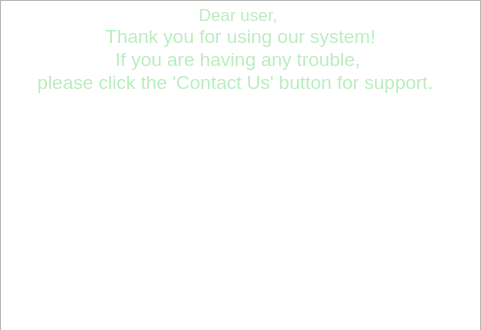
Old version of the form helpbutton.ui in the repository Ling2251/CS1C-NFL_Porject.
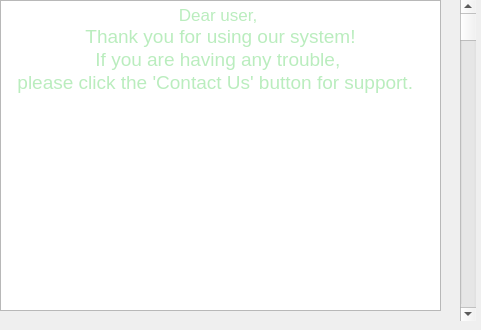
New version of the form.

Diff of the .ui file:
```diff
--- a/helpbutton.ui
+++ b/helpbutton.ui
@@ -18,19 +18,32 @@
     <rect>
      <x>0</x>
      <y>0</y>
-     <width>481</width>
-     <height>331</height>
+     <width>441</width>
+     <height>311</height>
     </rect>
    </property>
    <property name="html">
     <string>&lt;!DOCTYPE HTML PUBLIC &quot;-//W3C//DTD HTML 4.0//EN&quot; &quot;http://www.w3.org/TR/REC-html40/strict.dtd&quot;&gt;
 &lt;html&gt;&lt;head&gt;&lt;meta name=&quot;qrichtext&quot; content=&quot;1&quot; /&gt;&lt;style type=&quot;text/css&quot;&gt;
 p, li { white-space: pre-wrap; }
-&lt;/style&gt;&lt;/head&gt;&lt;body style=&quot; font-family:'.AppleSystemUIFont'; font-size:13pt; font-weight:400; font-style:normal;&quot;&gt;
-&lt;p align=&quot;center&quot; style=&quot; margin-top:0px; margin-bottom:0px; margin-left:0px; margin-right:0px; -qt-block-indent:0; text-indent:0px;&quot;&gt;&lt;span style=&quot; color:#baedbe;&quot;&gt;Dear user, &lt;/span&gt;&lt;/p&gt;
-&lt;p align=&quot;center&quot; style=&quot; margin-top:0px; margin-bottom:0px; margin-left:0px; margin-right:0px; -qt-block-indent:0; text-indent:0px;&quot;&gt;&lt;span style=&quot; font-family:'MS Shell Dlg 2'; font-size:14pt; color:#baedbe;&quot;&gt;Thank you for using our system!&lt;/span&gt;&lt;/p&gt;
-&lt;p align=&quot;center&quot; style=&quot; margin-top:0px; margin-bottom:0px; margin-left:0px; margin-right:0px; -qt-block-indent:0; text-indent:0px;&quot;&gt;&lt;span style=&quot; font-family:'MS Shell Dlg 2'; font-size:14pt; color:#baedbe;&quot;&gt;If you are having any trouble, &lt;/span&gt;&lt;/p&gt;
-&lt;p align=&quot;center&quot; style=&quot; margin-top:0px; margin-bottom:0px; margin-left:0px; margin-right:0px; -qt-block-indent:0; text-indent:0px;&quot;&gt;&lt;span style=&quot; font-family:'MS Shell Dlg 2'; font-size:14pt; color:#baedbe;&quot;&gt;please click the 'Contact Us' button for support.  &lt;/span&gt;&lt;/p&gt;&lt;/body&gt;&lt;/html&gt;</string>
+&lt;/style&gt;&lt;/head&gt;&lt;body style=&quot; font-family:'MS Shell Dlg 2'; font-size:7.8pt; font-weight:400; font-style:normal;&quot;&gt;
+&lt;p align=&quot;center&quot; style=&quot; margin-top:0px; margin-bottom:0px; margin-left:0px; margin-right:0px; -qt-block-indent:0; text-indent:0px;&quot;&gt;&lt;span style=&quot; font-family:'.AppleSystemUIFont'; font-size:13pt; color:#baedbe;&quot;&gt;Dear user, &lt;/span&gt;&lt;/p&gt;
+&lt;p align=&quot;center&quot; style=&quot; margin-top:0px; margin-bottom:0px; margin-left:0px; margin-right:0px; -qt-block-indent:0; text-indent:0px;&quot;&gt;&lt;span style=&quot; font-size:14pt; color:#baedbe;&quot;&gt;Thank you for using our system!&lt;/span&gt;&lt;/p&gt;
+&lt;p align=&quot;center&quot; style=&quot; margin-top:0px; margin-bottom:0px; margin-left:0px; margin-right:0px; -qt-block-indent:0; text-indent:0px;&quot;&gt;&lt;span style=&quot; font-size:14pt; color:#baedbe;&quot;&gt;If you are having any trouble, &lt;/span&gt;&lt;/p&gt;
+&lt;p align=&quot;center&quot; style=&quot; margin-top:0px; margin-bottom:0px; margin-left:0px; margin-right:0px; -qt-block-indent:0; text-indent:0px;&quot;&gt;&lt;span style=&quot; font-size:14pt; color:#baedbe;&quot;&gt;please click the 'Contact Us' button for support.  &lt;/span&gt;&lt;/p&gt;&lt;/body&gt;&lt;/html&gt;</string>
+   </property>
+  </widget>
+  <widget class="QScrollBar" name="verticalScrollBar">
+   <property name="geometry">
+    <rect>
+     <x>460</x>
+     <y>0</y>
+     <width>16</width>
+     <height>321</height>
+    </rect>
+   </property>
+   <property name="orientation">
+    <enum>Qt::Vertical</enum>
    </property>
   </widget>
  </widget>
```
